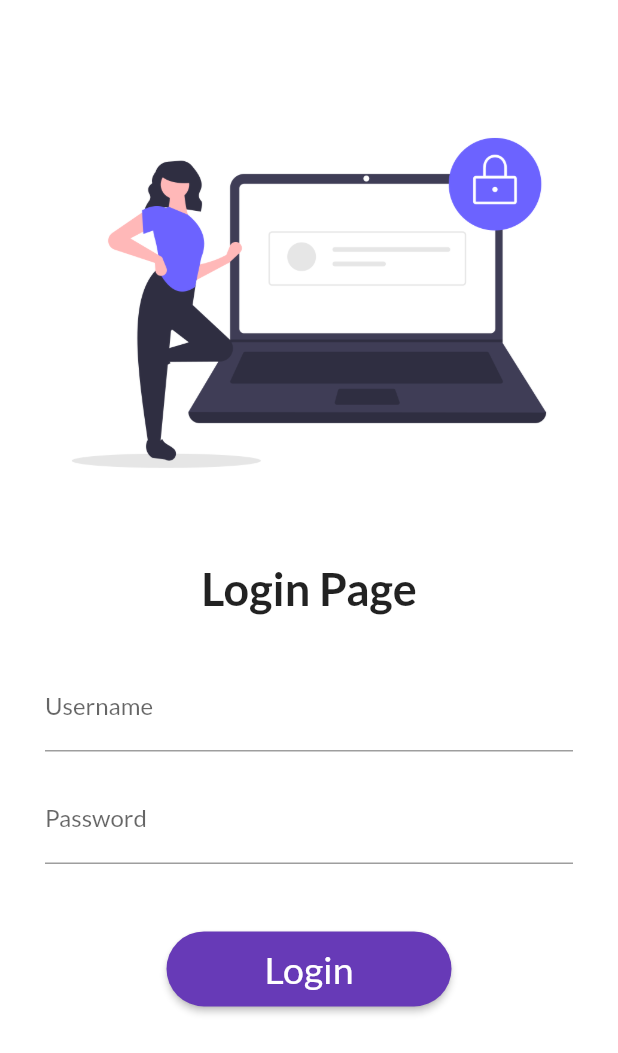
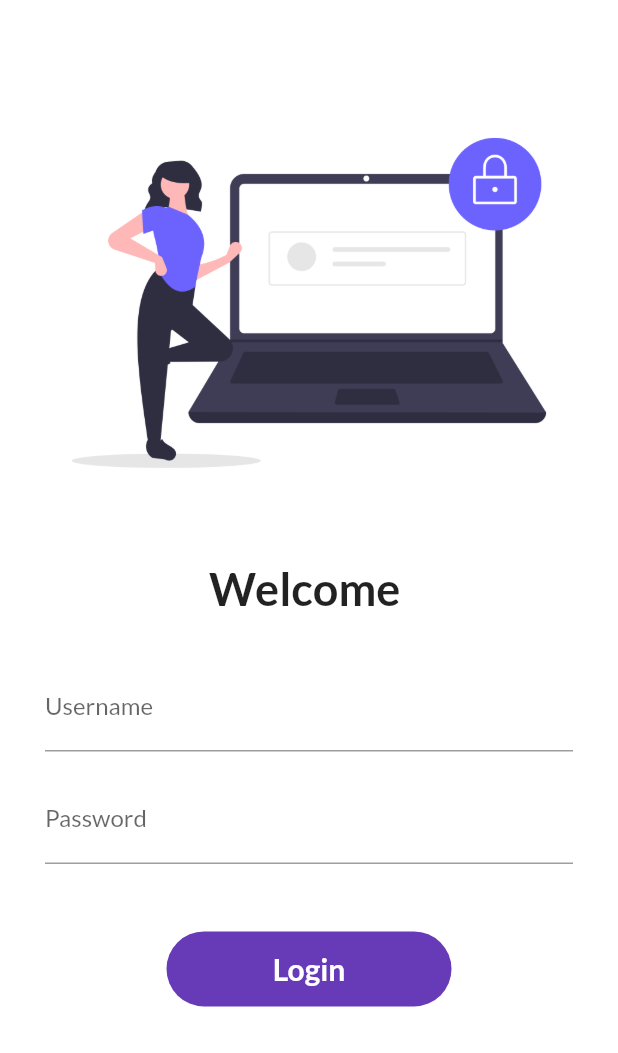
Before and after one commit to raj2729/30DaysOfFlutter, a Flutter app: the screen it shows after launch, on a phone screen of 412 x 824 dp. Shown: the top 1053 px of the screen. Run offline on Flutter 3.47's test engine with Material 2 defaults, Android fonts, the phone set to English and light mode, and no system bars; our stand-ins replace google_fonts.

Commit message:
day6 completed

```diff
--- a/lib/pages/login_page.dart
+++ b/lib/pages/login_page.dart
@@ -1,20 +1,26 @@
 import 'package:flutter/material.dart';
 import 'package:flutter_catalogue/utils/routes.dart';
 
-class LoginPage extends StatelessWidget {
-
+class LoginPage extends StatefulWidget {
   // Blueprint (Architecture) -> Copy ->
 
   const LoginPage({Key key}) : super(key: key);
 
   @override
+  _LoginPageState createState() => _LoginPageState();
+}
+
+class _LoginPageState extends State<LoginPage> {
+  String name = "";
+  bool changedButton = false;
+
+  @override
   Widget build(BuildContext context) {
     return Material(
-
-      color:Colors.white,// So that image background is properly white
-      child:SingleChildScrollView(
-              child: Column(children:
-        [
+        color: Colors.white, // So that image background is properly white
+        child: SingleChildScrollView(
+          child: Column(
+            children: [
               // AppBar(
               //   title: Text(
               //     'MyApp',
@@ -31,31 +37,35 @@ class LoginPage extends StatelessWidget {
               ),
               Image.asset(
                 "assets/images/login_image.png",
-            fit: BoxFit.cover ,
+                fit: BoxFit.cover,
               ),
               SizedBox(
                 height: 30.0,
               ),
               Text(
-            "Login Page",
+                "Welcome $name",
                 style: TextStyle(
                   fontSize: 30,
                   fontWeight: FontWeight.bold,
                 ),
               ),
               Padding(
-            padding: EdgeInsets.symmetric(vertical: 16.0,horizontal: 30.0) ,
+                padding: EdgeInsets.symmetric(vertical: 16.0, horizontal: 30.0),
                 child: Column(
                   children: [
                     Padding(
-                  padding: EdgeInsets.symmetric(vertical: 16.0,horizontal:0.0) ,
-                  child:TextFormField(
+                      padding:
+                          EdgeInsets.symmetric(vertical: 16.0, horizontal: 0.0),
+                      child: TextFormField(
                         decoration: InputDecoration(
                           labelText: "Username",
                           // hintText: "Enter Username",
-
                         ),
-
+                        onChanged: (value) {
+                          name = value;
+                          // Now set the State
+                          setState(() {});
+                        },
                       ),
                     ),
                     TextFormField(
@@ -64,39 +74,73 @@ class LoginPage extends StatelessWidget {
                       decoration: InputDecoration(
                         labelText: "Password",
                         // hintText: "Enter Username",
-
                       ),
                     ),
                     SizedBox(
                       height: 45.0,
-                ) ,
+                    ),
 
                     // Button having shadow
-                ElevatedButton(
-                  onPressed: () => {
-                  // print("Login button was pressed"),
-                  Navigator.pushNamed(context,MyRoutes.homeRoute),
+                    // ElevatedButton(
+                    //   onPressed: () => {
+                    //     // print("Login button was pressed"),
+                    //     Navigator.pushNamed(context, MyRoutes.homeRoute),
+                    //   },
+                    //   style: TextButton.styleFrom(
+                    //     minimumSize: const Size(190, 50),
+                    //     shape: RoundedRectangleBorder(
+                    //         borderRadius: BorderRadius.circular(30)),
+                    //   ),
+                    //   child: Text(
+                    //     "Login",
+                    //     style: TextStyle(
+                    //       fontSize: 25,
+                    //     ),
+                    //     textAlign: TextAlign.center,
+                    //   ),
+                    // ),
+
+                    // To make any widget clickable
+                    // 1. Wrap with Gesture detector => Does not give feedback
+                    //2. Wrap with Inkwell => Gives some animation
+                    InkWell(
+                      onTap: ()async {
+                        setState(() {
+                          changedButton = true;
+                        });
+                        await Future.delayed(Duration(seconds:1));
+                        // Navigator.pushNamed(context, MyRoutes.homeRoute);
                       },
-                style: TextButton.styleFrom(
-                  minimumSize: const Size(190,50 ),
-                  shape: RoundedRectangleBorder(borderRadius :  BorderRadius.circular(30)),
-                ) ,
-                child: Text(
+                      child: AnimatedContainer(
+                        duration: Duration(seconds: 1),
+                        height: 50,
+                        width:changedButton?50: 190,
+                        // color:Colors.deepPurple,
+                        alignment: Alignment.center,
+                        child:changedButton?Icon(
+                          Icons.done ,
+                          color: Colors.white,
+                          )
+                          :
+                           Text(
                           "Login",
-                  style:TextStyle(
-                    fontSize: 25,
-
+                          style: TextStyle(
+                            color: Colors.white,
+                            fontWeight: FontWeight.bold,
+                            fontSize: 20,
                           ),
-                  textAlign: TextAlign.center,
                         ),
-
-                )
+                        decoration: BoxDecoration(
+                          color: Colors.deepPurple,
+                          borderRadius: BorderRadius.circular(50.0),
+                        ),
+                      ),
+                    ),
                   ],
                 ),
               )
             ],
           ),
-      )
-    );
+        ));
   }
 }
```
Lines whose indentation alone changed are shown as unchanged.
